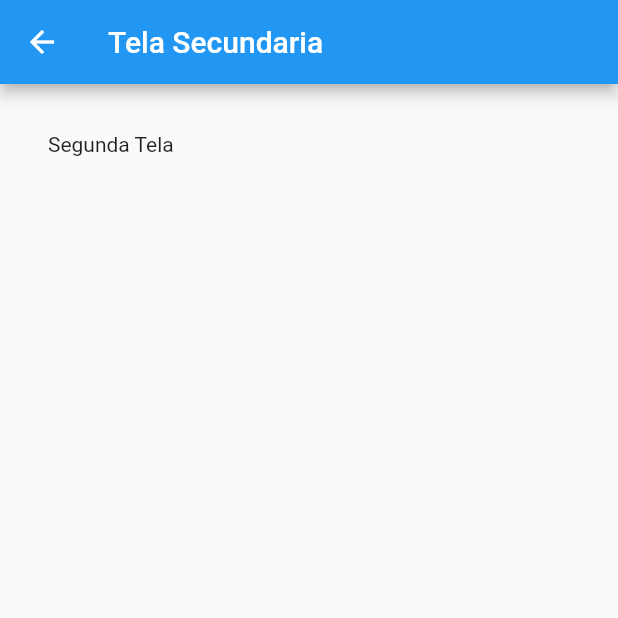
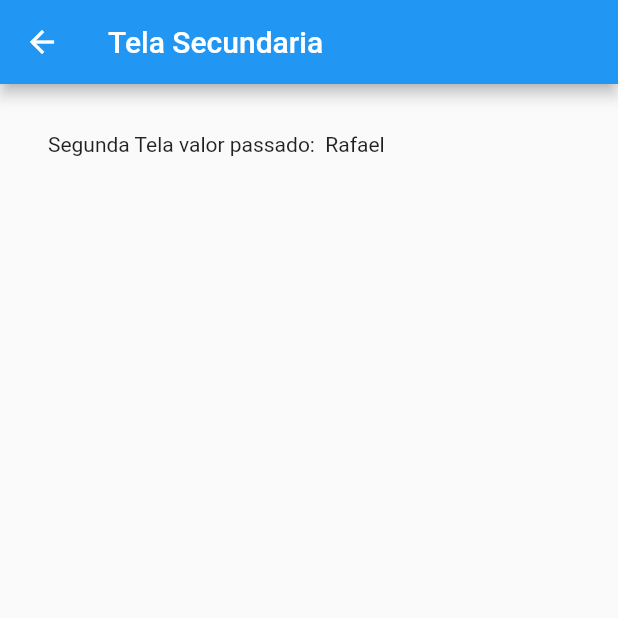
Before and after one commit to Britoweb/navegacao, a Flutter app: the screen it shows after launch, after a tap on "Passar para próxima tela.", on a phone screen of 412 x 824 dp, the top half of it. Run offline on Flutter 3.47's test engine with Material 2 defaults, Android fonts, the phone set to English and light mode, and no system bars.

Commit message:
Passando valores entre telas

```diff
--- a/lib/TelaSecundaria.dart
+++ b/lib/TelaSecundaria.dart
@@ -1,7 +1,9 @@
 import 'package:flutter/material.dart';
 
 class TelaSecundaria extends StatefulWidget {
-  const TelaSecundaria({Key? key}) : super(key: key);
+  String  valor;
+
+  TelaSecundaria({required this.valor});
 
   @override
   _TelaSecundariaState createState() => _TelaSecundariaState();
@@ -19,7 +21,7 @@ class _TelaSecundariaState extends State<TelaSecundaria> {
         padding: EdgeInsetsDirectional.all(32),
         child: Column(
           children: [
-            Text("Segunda Tela"),
+            Text("Segunda Tela valor passado:  ${widget.valor}"),
 
           ],
         ),
--- a/lib/main.dart
+++ b/lib/main.dart
@@ -5,6 +5,7 @@ import 'TelaSecundaria.dart';
 void main() {
   runApp(MaterialApp(
     home: TelaPrincipal(),
+    debugShowCheckedModeBanner: false,
   ));
 }
 
@@ -34,7 +35,7 @@ class _TelaPrincipalState extends State<TelaPrincipal> {
               onPressed: (){
                 Navigator.push(
                   context,
-                MaterialPageRoute(builder: (context) => TelaSecundaria()),
+                MaterialPageRoute(builder: (context) => TelaSecundaria(valor: "Rafael")),
                 );
               },
               child: Text("Passar para próxima tela."),
```
